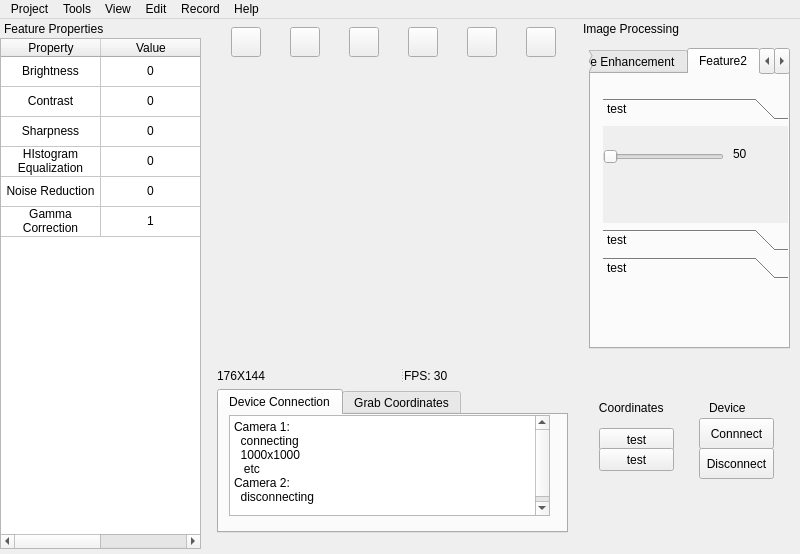
Before: the Qt Designer form mainwindow.ui in yuranxue272181/WPIMQP, drawn with Qt 5.
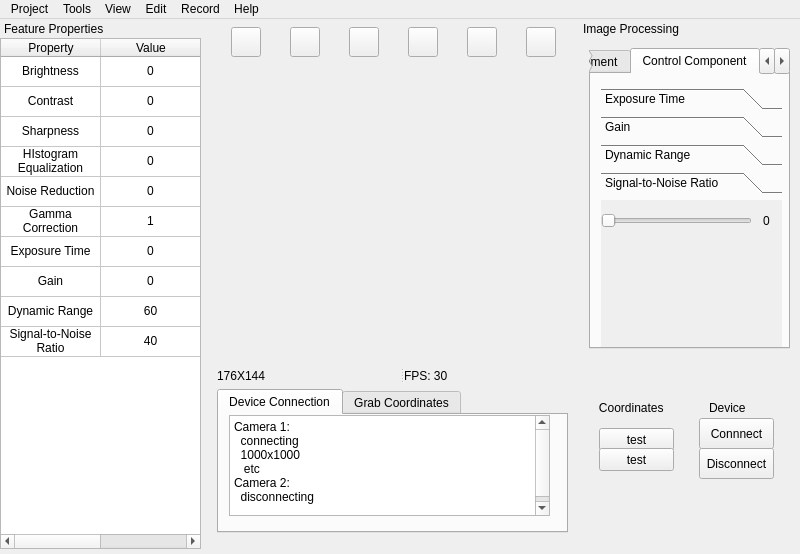
After: the same form once the commit is applied. The open tabs and pages were chosen to show the change.

Commit message: update control component

Diff of the .ui file:
```diff
--- a/mainwindow.ui
+++ b/mainwindow.ui
@@ -425,6 +425,10 @@
      <row/>
      <row/>
      <row/>
+     <row/>
+     <row/>
+     <row/>
+     <row/>
      <column>
       <property name="text">
        <string>Property</string>
@@ -519,6 +523,70 @@
       <property name="text">
        <string>Gamma Correction</string>
       </property>
+      <property name="textAlignment">
+       <set>AlignCenter</set>
+      </property>
+     </item>
+     <item row="5" column="1">
+      <property name="text">
+       <string>1</string>
+      </property>
+      <property name="textAlignment">
+       <set>AlignCenter</set>
+      </property>
+     </item>
+     <item row="6" column="0">
+      <property name="text">
+       <string>Exposure Time</string>
+      </property>
+      <property name="textAlignment">
+       <set>AlignCenter</set>
+      </property>
+     </item>
+     <item row="6" column="1">
+      <property name="text">
+       <string>0</string>
+      </property>
+      <property name="textAlignment">
+       <set>AlignCenter</set>
+      </property>
+     </item>
+     <item row="7" column="0">
+      <property name="text">
+       <string>Gain</string>
+      </property>
+      <property name="textAlignment">
+       <set>AlignCenter</set>
+      </property>
+     </item>
+     <item row="7" column="1">
+      <property name="text">
+       <string>0</string>
+      </property>
+      <property name="textAlignment">
+       <set>AlignCenter</set>
+      </property>
+     </item>
+     <item row="8" column="0">
+      <property name="text">
+       <string>Dynamic Range</string>
+      </property>
+      <property name="textAlignment">
+       <set>AlignCenter</set>
+      </property>
+     </item>
+     <item row="8" column="1">
+      <property name="text">
+       <string>60</string>
+      </property>
+      <property name="textAlignment">
+       <set>AlignCenter</set>
+      </property>
+     </item>
+     <item row="9" column="0">
+      <property name="text">
+       <string>Signal-to-Noise Ratio</string>
+      </property>
       <property name="font">
        <font>
         <kerning>true</kerning>
@@ -528,9 +596,9 @@
        <set>AlignCenter</set>
       </property>
      </item>
-     <item row="5" column="1">
+     <item row="9" column="1">
       <property name="text">
-       <string>1</string>
+       <string>40</string>
       </property>
       <property name="textAlignment">
        <set>AlignCenter</set>
@@ -887,41 +955,41 @@
      </widget>
      <widget class="QWidget" name="tab_3">
       <attribute name="title">
-       <string>Feature2</string>
+       <string>Control Component</string>
       </attribute>
       <widget class="QToolBox" name="toolBox_2">
        <property name="geometry">
         <rect>
-         <x>12</x>
-         <y>24</y>
-         <width>191</width>
-         <height>181</height>
+         <x>10</x>
+         <y>14</y>
+         <width>181</width>
+         <height>261</height>
         </rect>
        </property>
        <property name="styleSheet">
         <string notr="true"/>
        </property>
        <property name="currentIndex">
-        <number>0</number>
+        <number>3</number>
        </property>
        <widget class="QWidget" name="page_5">
         <property name="geometry">
          <rect>
           <x>0</x>
           <y>0</y>
-          <width>191</width>
-          <height>91</height>
+          <width>181</width>
+          <height>141</height>
          </rect>
         </property>
         <attribute name="label">
-         <string>test</string>
+         <string>Exposure Time</string>
         </attribute>
         <widget class="QSlider" name="horizontalSlider_2">
          <property name="geometry">
           <rect>
            <x>0</x>
-           <y>20</y>
-           <width>121</width>
+           <y>10</y>
+           <width>151</width>
            <height>22</height>
           </rect>
          </property>
@@ -932,14 +1000,17 @@
         <widget class="QLabel" name="label_3">
          <property name="geometry">
           <rect>
-           <x>130</x>
-           <y>20</y>
-           <width>21</width>
-           <height>16</height>
+           <x>150</x>
+           <y>10</y>
+           <width>31</width>
+           <height>21</height>
           </rect>
          </property>
          <property name="text">
-          <string>50</string>
+          <string>0</string>
+         </property>
+         <property name="alignment">
+          <set>Qt::AlignmentFlag::AlignCenter</set>
          </property>
         </widget>
        </widget>
@@ -953,7 +1024,7 @@
          </rect>
         </property>
         <attribute name="label">
-         <string>test</string>
+         <string>Gain</string>
         </attribute>
        </widget>
        <widget class="QWidget" name="Sharpen_2">
@@ -966,8 +1037,79 @@
          </rect>
         </property>
         <attribute name="label">
-         <string>test</string>
+         <string>Dynamic Range</string>
         </attribute>
+        <widget class="QSlider" name="dynamicRangeSlider">
+         <property name="geometry">
+          <rect>
+           <x>0</x>
+           <y>10</y>
+           <width>151</width>
+           <height>22</height>
+          </rect>
+         </property>
+         <property name="orientation">
+          <enum>Qt::Orientation::Horizontal</enum>
+         </property>
+        </widget>
+        <widget class="QLabel" name="dynamicRange">
+         <property name="geometry">
+          <rect>
+           <x>150</x>
+           <y>10</y>
+           <width>31</width>
+           <height>21</height>
+          </rect>
+         </property>
+         <property name="text">
+          <string>0</string>
+         </property>
+         <property name="alignment">
+          <set>Qt::AlignmentFlag::AlignCenter</set>
+         </property>
+        </widget>
+       </widget>
+       <widget class="QWidget" name="page_9">
+        <property name="geometry">
+         <rect>
+          <x>0</x>
+          <y>0</y>
+          <width>181</width>
+          <height>141</height>
+         </rect>
+        </property>
+        <attribute name="label">
+         <string>Signal-to-Noise Ratio</string>
+        </attribute>
+        <widget class="QSlider" name="STNRSlider">
+         <property name="geometry">
+          <rect>
+           <x>0</x>
+           <y>10</y>
+           <width>151</width>
+           <height>22</height>
+          </rect>
+         </property>
+         <property name="orientation">
+          <enum>Qt::Orientation::Horizontal</enum>
+         </property>
+        </widget>
+        <widget class="QLabel" name="STNR">
+         <property name="geometry">
+          <rect>
+           <x>150</x>
+           <y>10</y>
+           <width>31</width>
+           <height>21</height>
+          </rect>
+         </property>
+         <property name="text">
+          <string>0</string>
+         </property>
+         <property name="alignment">
+          <set>Qt::AlignmentFlag::AlignCenter</set>
+         </property>
+        </widget>
        </widget>
       </widget>
      </widget>
```
Left out of the diff: 49 changed lines with no effect on the pictures. The commit also changes 14 other files.
